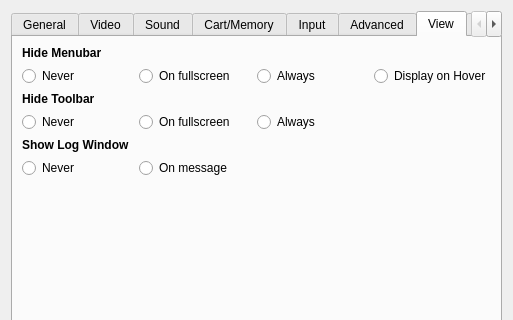
This is yabause/src/qt/ui/UISettings.ui in Yabause/yabause as Qt 5 draws it before an edit; both pictures show x 0 to 513 and y 0 to 320 of the 513 by 563 pixel window. The edited form follows.
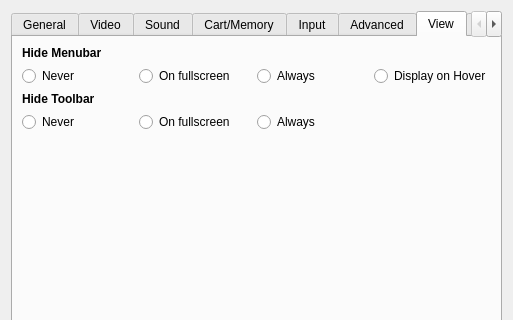
This is the edited form. The open tabs and pages were chosen to show the change. Custom widgets are drawn as their Qt base class.

Commit message: Remove log settings

What changed in the file:
```diff
--- a/yabause/src/qt/ui/UISettings.ui
+++ b/yabause/src/qt/ui/UISettings.ui
@@ -894,29 +894,6 @@
          </attribute>
         </widget>
        </item>
-       <item row="4" column="0" colspan="3">
-        <widget class="QLabel" name="label">
-         <property name="font">
-          <font>
-           <weight>75</weight>
-           <bold>true</bold>
-          </font>
-         </property>
-         <property name="text">
-          <string>Show Log Window</string>
-         </property>
-        </widget>
-       </item>
-       <item row="5" column="1">
-        <widget class="QRadioButton" name="rbLogWindowMessage">
-         <property name="text">
-          <string>On message</string>
-         </property>
-         <attribute name="buttonGroup">
-          <string notr="true">bgShowLogWindow</string>
-         </attribute>
-        </widget>
-       </item>
        <item row="1" column="3">
         <widget class="QRadioButton" name="rbMenubarFullscreenHover">
          <property name="text">
@@ -927,16 +904,6 @@
          </attribute>
         </widget>
        </item>
-       <item row="5" column="0">
-        <widget class="QRadioButton" name="rbLogWindowNever">
-         <property name="text">
-          <string>Never</string>
-         </property>
-         <attribute name="buttonGroup">
-          <string notr="true">bgShowLogWindow</string>
-         </attribute>
-        </widget>
-       </item>
       </layout>
      </widget>
      <widget class="QWidget" name="tab">
```
The commit also changes 1 other file.
